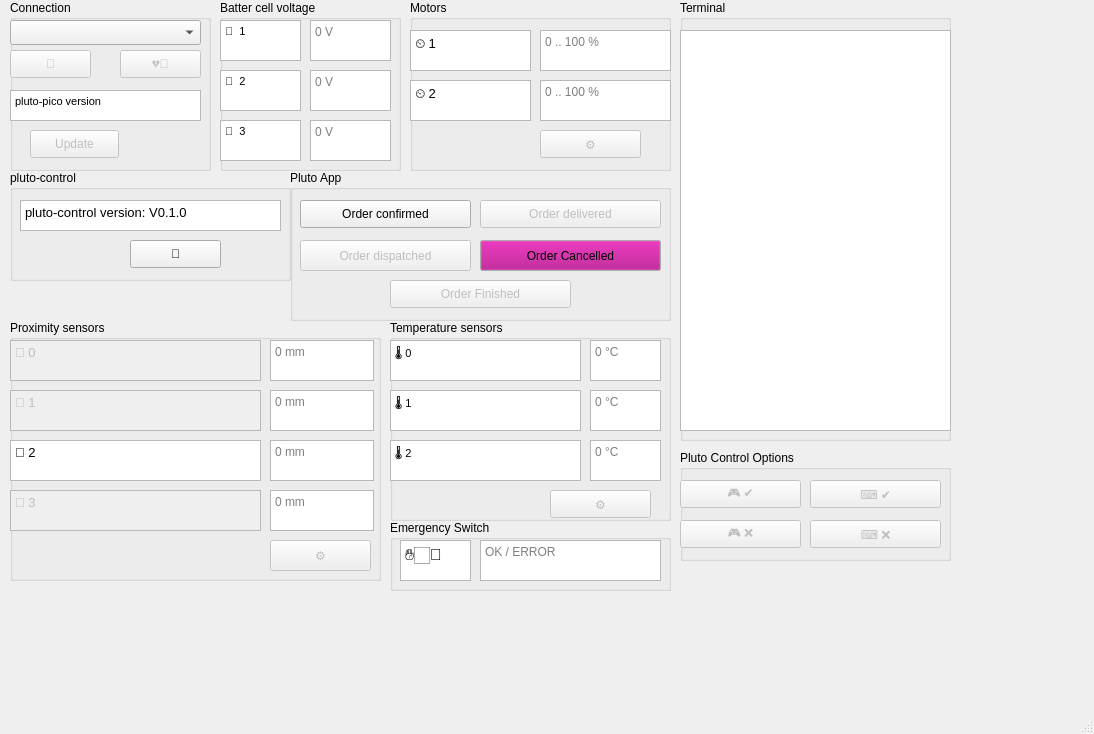
jruelli/pluto_control, file ui/pluto_control.ui: the form before one commit.
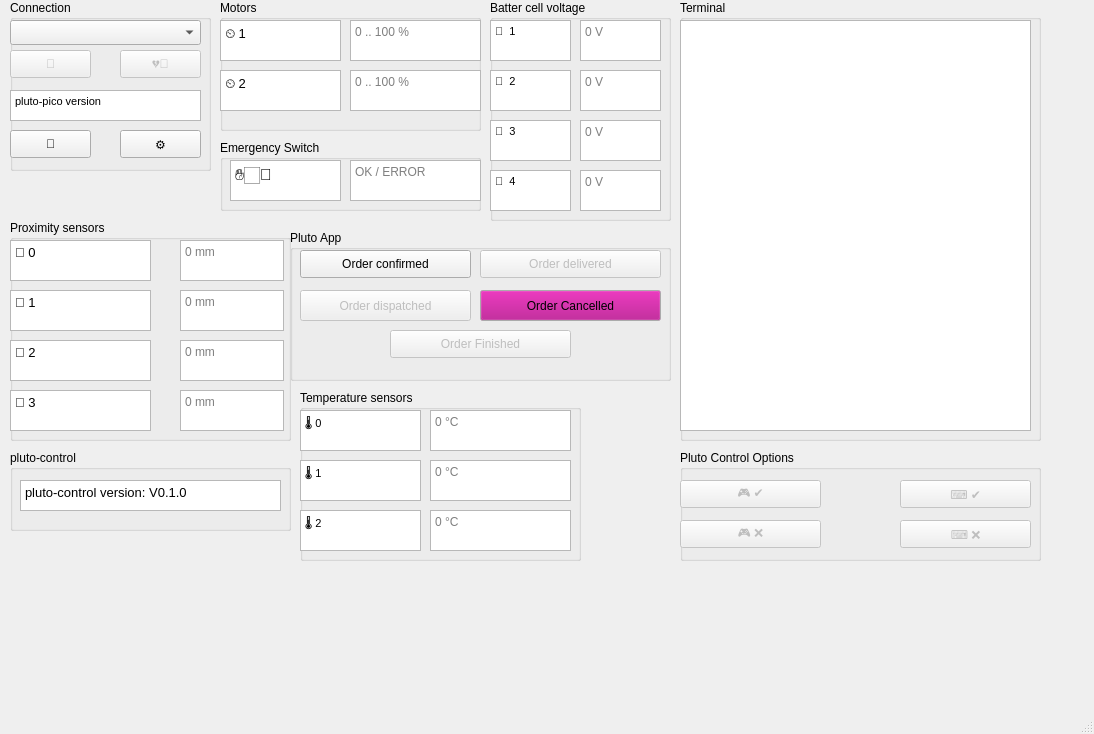
The form after the commit. Icons and pictures are not drawn.

Commit message: add configuration for sensors

Diff of the .ui file:
```diff
--- a/ui/pluto_control.ui
+++ b/ui/pluto_control.ui
@@ -34,9 +34,9 @@
     <property name="geometry">
      <rect>
       <x>10</x>
-      <y>170</y>
+      <y>450</y>
       <width>281</width>
-      <height>111</height>
+      <height>81</height>
      </rect>
     </property>
     <property name="title">
@@ -55,40 +55,21 @@
       <string>&lt;!DOCTYPE HTML PUBLIC &quot;-//W3C//DTD HTML 4.0//EN&quot; &quot;http://www.w3.org/TR/REC-html40/strict.dtd&quot;&gt;
 &lt;html&gt;&lt;head&gt;&lt;meta name=&quot;qrichtext&quot; content=&quot;1&quot; /&gt;&lt;style type=&quot;text/css&quot;&gt;
 p, li { white-space: pre-wrap; }
-&lt;/style&gt;&lt;/head&gt;&lt;body style=&quot; font-family:'MS Shell Dlg 2'; font-size:12pt; font-weight:400; font-style:normal;&quot;&gt;
+&lt;/style&gt;&lt;/head&gt;&lt;body style=&quot; font-family:'MS Shell Dlg 2'; font-size:8pt; font-weight:400; font-style:normal;&quot;&gt;
 &lt;p style=&quot; margin-top:0px; margin-bottom:0px; margin-left:0px; margin-right:0px; -qt-block-indent:0; text-indent:0px;&quot;&gt;&lt;span style=&quot; font-size:10pt;&quot;&gt;pluto-control version: V0.1.0&lt;/span&gt;&lt;/p&gt;&lt;/body&gt;&lt;/html&gt;</string>
      </property>
      <property name="placeholderText">
       <string/>
      </property>
     </widget>
-    <widget class="QPushButton" name="pB_SaveConfig">
-     <property name="enabled">
-      <bool>true</bool>
-     </property>
-     <property name="geometry">
-      <rect>
-       <x>120</x>
-       <y>70</y>
-       <width>91</width>
-       <height>28</height>
-      </rect>
-     </property>
-     <property name="text">
-      <string>💾</string>
-     </property>
-     <property name="checkable">
-      <bool>true</bool>
-     </property>
-    </widget>
    </widget>
    <widget class="QGroupBox" name="gB_TemperatureSensors">
     <property name="geometry">
      <rect>
-      <x>390</x>
-      <y>320</y>
+      <x>300</x>
+      <y>390</y>
       <width>281</width>
-      <height>201</height>
+      <height>171</height>
      </rect>
     </property>
     <property name="title">
@@ -100,9 +81,9 @@
      </property>
      <property name="geometry">
       <rect>
-       <x>200</x>
+       <x>130</x>
        <y>20</y>
-       <width>71</width>
+       <width>141</width>
        <height>41</height>
       </rect>
      </property>
@@ -110,8 +91,8 @@
       <string>&lt;!DOCTYPE HTML PUBLIC &quot;-//W3C//DTD HTML 4.0//EN&quot; &quot;http://www.w3.org/TR/REC-html40/strict.dtd&quot;&gt;
 &lt;html&gt;&lt;head&gt;&lt;meta name=&quot;qrichtext&quot; content=&quot;1&quot; /&gt;&lt;style type=&quot;text/css&quot;&gt;
 p, li { white-space: pre-wrap; }
-&lt;/style&gt;&lt;/head&gt;&lt;body style=&quot; font-family:'MS Shell Dlg 2'; font-size:12pt; font-weight:400; font-style:normal;&quot;&gt;
-&lt;p style=&quot;-qt-paragraph-type:empty; margin-top:0px; margin-bottom:0px; margin-left:0px; margin-right:0px; -qt-block-indent:0; text-indent:0px; font-size:8pt;&quot;&gt;&lt;br /&gt;&lt;/p&gt;&lt;/body&gt;&lt;/html&gt;</string>
+&lt;/style&gt;&lt;/head&gt;&lt;body style=&quot; font-family:'MS Shell Dlg 2'; font-size:8pt; font-weight:400; font-style:normal;&quot;&gt;
+&lt;p style=&quot;-qt-paragraph-type:empty; margin-top:0px; margin-bottom:0px; margin-left:0px; margin-right:0px; -qt-block-indent:0; text-indent:0px;&quot;&gt;&lt;br /&gt;&lt;/p&gt;&lt;/body&gt;&lt;/html&gt;</string>
      </property>
      <property name="placeholderText">
       <string>0 °C</string>
@@ -125,7 +106,7 @@
       <rect>
        <x>0</x>
        <y>70</y>
-       <width>191</width>
+       <width>121</width>
        <height>41</height>
       </rect>
      </property>
@@ -136,8 +117,8 @@
       <string>&lt;!DOCTYPE HTML PUBLIC &quot;-//W3C//DTD HTML 4.0//EN&quot; &quot;http://www.w3.org/TR/REC-html40/strict.dtd&quot;&gt;
 &lt;html&gt;&lt;head&gt;&lt;meta name=&quot;qrichtext&quot; content=&quot;1&quot; /&gt;&lt;style type=&quot;text/css&quot;&gt;
 p, li { white-space: pre-wrap; }
-&lt;/style&gt;&lt;/head&gt;&lt;body style=&quot; font-family:'MS Shell Dlg 2'; font-size:12pt; font-weight:400; font-style:normal;&quot;&gt;
-&lt;p style=&quot; margin-top:0px; margin-bottom:0px; margin-left:0px; margin-right:0px; -qt-block-indent:0; text-indent:0px;&quot;&gt;&lt;span style=&quot; font-size:8pt;&quot;&gt;🌡️ 1&lt;/span&gt;&lt;/p&gt;&lt;/body&gt;&lt;/html&gt;</string>
+&lt;/style&gt;&lt;/head&gt;&lt;body style=&quot; font-family:'MS Shell Dlg 2'; font-size:8pt; font-weight:400; font-style:normal;&quot;&gt;
+&lt;p style=&quot; margin-top:0px; margin-bottom:0px; margin-left:0px; margin-right:0px; -qt-block-indent:0; text-indent:0px;&quot;&gt;🌡️ 1&lt;/p&gt;&lt;/body&gt;&lt;/html&gt;</string>
      </property>
     </widget>
     <widget class="QTextEdit" name="tE_temp_sensor_1_temp">
@@ -146,9 +127,9 @@
      </property>
      <property name="geometry">
       <rect>
-       <x>200</x>
+       <x>130</x>
        <y>70</y>
-       <width>71</width>
+       <width>141</width>
        <height>41</height>
       </rect>
      </property>
@@ -156,8 +137,8 @@
       <string>&lt;!DOCTYPE HTML PUBLIC &quot;-//W3C//DTD HTML 4.0//EN&quot; &quot;http://www.w3.org/TR/REC-html40/strict.dtd&quot;&gt;
 &lt;html&gt;&lt;head&gt;&lt;meta name=&quot;qrichtext&quot; content=&quot;1&quot; /&gt;&lt;style type=&quot;text/css&quot;&gt;
 p, li { white-space: pre-wrap; }
-&lt;/style&gt;&lt;/head&gt;&lt;body style=&quot; font-family:'MS Shell Dlg 2'; font-size:12pt; font-weight:400; font-style:normal;&quot;&gt;
-&lt;p style=&quot;-qt-paragraph-type:empty; margin-top:0px; margin-bottom:0px; margin-left:0px; margin-right:0px; -qt-block-indent:0; text-indent:0px; font-size:8pt;&quot;&gt;&lt;br /&gt;&lt;/p&gt;&lt;/body&gt;&lt;/html&gt;</string>
+&lt;/style&gt;&lt;/head&gt;&lt;body style=&quot; font-family:'MS Shell Dlg 2'; font-size:8pt; font-weight:400; font-style:normal;&quot;&gt;
+&lt;p style=&quot;-qt-paragraph-type:empty; margin-top:0px; margin-bottom:0px; margin-left:0px; margin-right:0px; -qt-block-indent:0; text-indent:0px;&quot;&gt;&lt;br /&gt;&lt;/p&gt;&lt;/body&gt;&lt;/html&gt;</string>
      </property>
      <property name="placeholderText">
       <string>0 °C</string>
@@ -171,7 +152,7 @@
       <rect>
        <x>0</x>
        <y>120</y>
-       <width>191</width>
+       <width>121</width>
        <height>41</height>
       </rect>
      </property>
@@ -182,8 +163,8 @@
       <string>&lt;!DOCTYPE HTML PUBLIC &quot;-//W3C//DTD HTML 4.0//EN&quot; &quot;http://www.w3.org/TR/REC-html40/strict.dtd&quot;&gt;
 &lt;html&gt;&lt;head&gt;&lt;meta name=&quot;qrichtext&quot; content=&quot;1&quot; /&gt;&lt;style type=&quot;text/css&quot;&gt;
 p, li { white-space: pre-wrap; }
-&lt;/style&gt;&lt;/head&gt;&lt;body style=&quot; font-family:'MS Shell Dlg 2'; font-size:12pt; font-weight:400; font-style:normal;&quot;&gt;
-&lt;p style=&quot; margin-top:0px; margin-bottom:0px; margin-left:0px; margin-right:0px; -qt-block-indent:0; text-indent:0px;&quot;&gt;&lt;span style=&quot; font-size:8pt;&quot;&gt;🌡️ 2&lt;/span&gt;&lt;/p&gt;&lt;/body&gt;&lt;/html&gt;</string>
+&lt;/style&gt;&lt;/head&gt;&lt;body style=&quot; font-family:'MS Shell Dlg 2'; font-size:8pt; font-weight:400; font-style:normal;&quot;&gt;
+&lt;p style=&quot; margin-top:0px; margin-bottom:0px; margin-left:0px; margin-right:0px; -qt-block-indent:0; text-indent:0px;&quot;&gt;🌡️ 2&lt;/p&gt;&lt;/body&gt;&lt;/html&gt;</string>
      </property>
     </widget>
     <widget class="QTextEdit" name="tE_temp_sensor_2_temp">
@@ -192,9 +173,9 @@
      </property>
      <property name="geometry">
       <rect>
-       <x>200</x>
+       <x>130</x>
        <y>120</y>
-       <width>71</width>
+       <width>141</width>
        <height>41</height>
       </rect>
      </property>
@@ -202,29 +183,13 @@
       <string>&lt;!DOCTYPE HTML PUBLIC &quot;-//W3C//DTD HTML 4.0//EN&quot; &quot;http://www.w3.org/TR/REC-html40/strict.dtd&quot;&gt;
 &lt;html&gt;&lt;head&gt;&lt;meta name=&quot;qrichtext&quot; content=&quot;1&quot; /&gt;&lt;style type=&quot;text/css&quot;&gt;
 p, li { white-space: pre-wrap; }
-&lt;/style&gt;&lt;/head&gt;&lt;body style=&quot; font-family:'MS Shell Dlg 2'; font-size:12pt; font-weight:400; font-style:normal;&quot;&gt;
-&lt;p style=&quot;-qt-paragraph-type:empty; margin-top:0px; margin-bottom:0px; margin-left:0px; margin-right:0px; -qt-block-indent:0; text-indent:0px; font-size:8pt;&quot;&gt;&lt;br /&gt;&lt;/p&gt;&lt;/body&gt;&lt;/html&gt;</string>
+&lt;/style&gt;&lt;/head&gt;&lt;body style=&quot; font-family:'MS Shell Dlg 2'; font-size:8pt; font-weight:400; font-style:normal;&quot;&gt;
+&lt;p style=&quot;-qt-paragraph-type:empty; margin-top:0px; margin-bottom:0px; margin-left:0px; margin-right:0px; -qt-block-indent:0; text-indent:0px;&quot;&gt;&lt;br /&gt;&lt;/p&gt;&lt;/body&gt;&lt;/html&gt;</string>
      </property>
      <property name="placeholderText">
       <string>0 °C</string>
      </property>
     </widget>
-    <widget class="QPushButton" name="pB_TempSensorConfig">
-     <property name="enabled">
-      <bool>false</bool>
-     </property>
-     <property name="geometry">
-      <rect>
-       <x>160</x>
-       <y>170</y>
-       <width>101</width>
-       <height>28</height>
-      </rect>
-     </property>
-     <property name="text">
-      <string>⚙️</string>
-     </property>
-    </widget>
     <widget class="QTextEdit" name="tE_temp_sensor_0">
      <property name="enabled">
       <bool>true</bool>
@@ -233,7 +198,7 @@
       <rect>
        <x>0</x>
        <y>20</y>
-       <width>191</width>
+       <width>121</width>
        <height>41</height>
       </rect>
      </property>
@@ -244,8 +209,8 @@
       <string>&lt;!DOCTYPE HTML PUBLIC &quot;-//W3C//DTD HTML 4.0//EN&quot; &quot;http://www.w3.org/TR/REC-html40/strict.dtd&quot;&gt;
 &lt;html&gt;&lt;head&gt;&lt;meta name=&quot;qrichtext&quot; content=&quot;1&quot; /&gt;&lt;style type=&quot;text/css&quot;&gt;
 p, li { white-space: pre-wrap; }
-&lt;/style&gt;&lt;/head&gt;&lt;body style=&quot; font-family:'MS Shell Dlg 2'; font-size:12pt; font-weight:400; font-style:normal;&quot;&gt;
-&lt;p style=&quot; margin-top:0px; margin-bottom:0px; margin-left:0px; margin-right:0px; -qt-block-indent:0; text-indent:0px;&quot;&gt;&lt;span style=&quot; font-size:8pt;&quot;&gt;🌡️ 0&lt;/span&gt;&lt;/p&gt;&lt;/body&gt;&lt;/html&gt;</string>
+&lt;/style&gt;&lt;/head&gt;&lt;body style=&quot; font-family:'MS Shell Dlg 2'; font-size:8pt; font-weight:400; font-style:normal;&quot;&gt;
+&lt;p style=&quot; margin-top:0px; margin-bottom:0px; margin-left:0px; margin-right:0px; -qt-block-indent:0; text-indent:0px;&quot;&gt;🌡️ 0&lt;/p&gt;&lt;/body&gt;&lt;/html&gt;</string>
      </property>
     </widget>
    </widget>
@@ -254,7 +219,7 @@
      <rect>
       <x>680</x>
       <y>0</y>
-      <width>271</width>
+      <width>361</width>
       <height>441</height>
      </rect>
     </property>
@@ -265,9 +230,9 @@
      <property name="geometry">
       <rect>
        <x>0</x>
-       <y>30</y>
-       <width>271</width>
-       <height>401</height>
+       <y>20</y>
+       <width>351</width>
+       <height>411</height>
       </rect>
      </property>
      <property name="readOnly">
@@ -277,8 +242,8 @@
       <string>&lt;!DOCTYPE HTML PUBLIC &quot;-//W3C//DTD HTML 4.0//EN&quot; &quot;http://www.w3.org/TR/REC-html40/strict.dtd&quot;&gt;
 &lt;html&gt;&lt;head&gt;&lt;meta name=&quot;qrichtext&quot; content=&quot;1&quot; /&gt;&lt;style type=&quot;text/css&quot;&gt;
 p, li { white-space: pre-wrap; }
-&lt;/style&gt;&lt;/head&gt;&lt;body style=&quot; font-family:'MS Shell Dlg 2'; font-size:12pt; font-weight:400; font-style:normal;&quot;&gt;
-&lt;p style=&quot;-qt-paragraph-type:empty; margin-top:0px; margin-bottom:0px; margin-left:0px; margin-right:0px; -qt-block-indent:0; text-indent:0px; font-size:8pt;&quot;&gt;&lt;br /&gt;&lt;/p&gt;&lt;/body&gt;&lt;/html&gt;</string>
+&lt;/style&gt;&lt;/head&gt;&lt;body style=&quot; font-family:'MS Shell Dlg 2'; font-size:8pt; font-weight:400; font-style:normal;&quot;&gt;
+&lt;p style=&quot;-qt-paragraph-type:empty; margin-top:0px; margin-bottom:0px; margin-left:0px; margin-right:0px; -qt-block-indent:0; text-indent:0px;&quot;&gt;&lt;br /&gt;&lt;/p&gt;&lt;/body&gt;&lt;/html&gt;</string>
      </property>
      <property name="placeholderText">
       <string/>
@@ -373,20 +338,39 @@
       <bool>true</bool>
      </property>
     </widget>
-    <widget class="QPushButton" name="pB_Update">
+    <widget class="QPushButton" name="pB_Control_Config">
      <property name="enabled">
+      <bool>true</bool>
+     </property>
+     <property name="geometry">
+      <rect>
+       <x>110</x>
+       <y>130</y>
+       <width>81</width>
+       <height>28</height>
+      </rect>
+     </property>
+     <property name="text">
+      <string>⚙️</string>
+     </property>
+     <property name="checkable">
       <bool>false</bool>
      </property>
+    </widget>
+    <widget class="QPushButton" name="pB_SaveConfig">
+     <property name="enabled">
+      <bool>true</bool>
+     </property>
      <property name="geometry">
       <rect>
-       <x>20</x>
+       <x>0</x>
        <y>130</y>
-       <width>89</width>
+       <width>81</width>
        <height>28</height>
       </rect>
      </property>
      <property name="text">
-      <string>Update</string>
+      <string>💾</string>
      </property>
      <property name="checkable">
       <bool>true</bool>
@@ -396,10 +380,10 @@
    <widget class="QGroupBox" name="gB_Motors">
     <property name="geometry">
      <rect>
-      <x>410</x>
+      <x>220</x>
       <y>0</y>
       <width>261</width>
-      <height>171</height>
+      <height>131</height>
      </rect>
     </property>
     <property name="title">
@@ -412,7 +396,7 @@
      <property name="geometry">
       <rect>
        <x>0</x>
-       <y>30</y>
+       <y>20</y>
        <width>121</width>
        <height>41</height>
       </rect>
@@ -424,7 +408,7 @@
       <string>&lt;!DOCTYPE HTML PUBLIC &quot;-//W3C//DTD HTML 4.0//EN&quot; &quot;http://www.w3.org/TR/REC-html40/strict.dtd&quot;&gt;
 &lt;html&gt;&lt;head&gt;&lt;meta name=&quot;qrichtext&quot; content=&quot;1&quot; /&gt;&lt;style type=&quot;text/css&quot;&gt;
 p, li { white-space: pre-wrap; }
-&lt;/style&gt;&lt;/head&gt;&lt;body style=&quot; font-family:'MS Shell Dlg 2'; font-size:12pt; font-weight:400; font-style:normal;&quot;&gt;
+&lt;/style&gt;&lt;/head&gt;&lt;body style=&quot; font-family:'MS Shell Dlg 2'; font-size:8pt; font-weight:400; font-style:normal;&quot;&gt;
 &lt;p style=&quot; margin-top:0px; margin-bottom:0px; margin-left:0px; margin-right:0px; -qt-block-indent:0; text-indent:0px;&quot;&gt;&lt;span style=&quot; font-size:10pt;&quot;&gt;⏲️ 1&lt;/span&gt;&lt;/p&gt;&lt;/body&gt;&lt;/html&gt;</string>
      </property>
     </widget>
@@ -435,7 +419,7 @@
      <property name="geometry">
       <rect>
        <x>130</x>
-       <y>30</y>
+       <y>20</y>
        <width>131</width>
        <height>41</height>
       </rect>
@@ -444,8 +428,8 @@
       <string>&lt;!DOCTYPE HTML PUBLIC &quot;-//W3C//DTD HTML 4.0//EN&quot; &quot;http://www.w3.org/TR/REC-html40/strict.dtd&quot;&gt;
 &lt;html&gt;&lt;head&gt;&lt;meta name=&quot;qrichtext&quot; content=&quot;1&quot; /&gt;&lt;style type=&quot;text/css&quot;&gt;
 p, li { white-space: pre-wrap; }
-&lt;/style&gt;&lt;/head&gt;&lt;body style=&quot; font-family:'MS Shell Dlg 2'; font-size:12pt; font-weight:400; font-style:normal;&quot;&gt;
-&lt;p style=&quot;-qt-paragraph-type:empty; margin-top:0px; margin-bottom:0px; margin-left:0px; margin-right:0px; -qt-block-indent:0; text-indent:0px; font-size:8pt;&quot;&gt;&lt;br /&gt;&lt;/p&gt;&lt;/body&gt;&lt;/html&gt;</string>
+&lt;/style&gt;&lt;/head&gt;&lt;body style=&quot; font-family:'MS Shell Dlg 2'; font-size:8pt; font-weight:400; font-style:normal;&quot;&gt;
+&lt;p style=&quot;-qt-paragraph-type:empty; margin-top:0px; margin-bottom:0px; margin-left:0px; margin-right:0px; -qt-block-indent:0; text-indent:0px;&quot;&gt;&lt;br /&gt;&lt;/p&gt;&lt;/body&gt;&lt;/html&gt;</string>
      </property>
      <property name="placeholderText">
       <string>0 .. 100 %</string>
@@ -458,7 +442,7 @@
      <property name="geometry">
       <rect>
        <x>0</x>
-       <y>80</y>
+       <y>70</y>
        <width>121</width>
        <height>41</height>
       </rect>
@@ -470,7 +454,7 @@
       <string>&lt;!DOCTYPE HTML PUBLIC &quot;-//W3C//DTD HTML 4.0//EN&quot; &quot;http://www.w3.org/TR/REC-html40/strict.dtd&quot;&gt;
 &lt;html&gt;&lt;head&gt;&lt;meta name=&quot;qrichtext&quot; content=&quot;1&quot; /&gt;&lt;style type=&quot;text/css&quot;&gt;
 p, li { white-space: pre-wrap; }
-&lt;/style&gt;&lt;/head&gt;&lt;body style=&quot; font-family:'MS Shell Dlg 2'; font-size:12pt; font-weight:400; font-style:normal;&quot;&gt;
+&lt;/style&gt;&lt;/head&gt;&lt;body style=&quot; font-family:'MS Shell Dlg 2'; font-size:8pt; font-weight:400; font-style:normal;&quot;&gt;
 &lt;p style=&quot; margin-top:0px; margin-bottom:0px; margin-left:0px; margin-right:0px; -qt-block-indent:0; text-indent:0px;&quot;&gt;&lt;span style=&quot; font-size:10pt;&quot;&gt;⏲️ 2&lt;/span&gt;&lt;/p&gt;&lt;/body&gt;&lt;/html&gt;</string>
      </property>
     </widget>
@@ -481,7 +465,7 @@
      <property name="geometry">
       <rect>
        <x>130</x>
-       <y>80</y>
+       <y>70</y>
        <width>131</width>
        <height>41</height>
       </rect>
@@ -490,39 +474,20 @@
       <string>&lt;!DOCTYPE HTML PUBLIC &quot;-//W3C//DTD HTML 4.0//EN&quot; &quot;http://www.w3.org/TR/REC-html40/strict.dtd&quot;&gt;
 &lt;html&gt;&lt;head&gt;&lt;meta name=&quot;qrichtext&quot; content=&quot;1&quot; /&gt;&lt;style type=&quot;text/css&quot;&gt;
 p, li { white-space: pre-wrap; }
-&lt;/style&gt;&lt;/head&gt;&lt;body style=&quot; font-family:'MS Shell Dlg 2'; font-size:12pt; font-weight:400; font-style:normal;&quot;&gt;
-&lt;p style=&quot;-qt-paragraph-type:empty; margin-top:0px; margin-bottom:0px; margin-left:0px; margin-right:0px; -qt-block-indent:0; text-indent:0px; font-size:8pt;&quot;&gt;&lt;br /&gt;&lt;/p&gt;&lt;/body&gt;&lt;/html&gt;</string>
+&lt;/style&gt;&lt;/head&gt;&lt;body style=&quot; font-family:'MS Shell Dlg 2'; font-size:8pt; font-weight:400; font-style:normal;&quot;&gt;
+&lt;p style=&quot;-qt-paragraph-type:empty; margin-top:0px; margin-bottom:0px; margin-left:0px; margin-right:0px; -qt-block-indent:0; text-indent:0px;&quot;&gt;&lt;br /&gt;&lt;/p&gt;&lt;/body&gt;&lt;/html&gt;</string>
      </property>
      <property name="placeholderText">
       <string>0 .. 100 %</string>
      </property>
     </widget>
-    <widget class="QPushButton" name="pB_Control_Config">
-     <property name="enabled">
-      <bool>false</bool>
-     </property>
-     <property name="geometry">
-      <rect>
-       <x>130</x>
-       <y>130</y>
-       <width>101</width>
-       <height>28</height>
-      </rect>
-     </property>
-     <property name="text">
-      <string>⚙️</string>
-     </property>
-     <property name="checkable">
-      <bool>false</bool>
-     </property>
-    </widget>
    </widget>
    <widget class="QGroupBox" name="gB_EmergencySwitch">
     <property name="geometry">
      <rect>
-      <x>390</x>
-      <y>520</y>
-      <width>281</width>
+      <x>220</x>
+      <y>140</y>
+      <width>261</width>
       <height>71</height>
      </rect>
     </property>
@@ -537,7 +502,7 @@
       <rect>
        <x>10</x>
        <y>20</y>
-       <width>71</width>
+       <width>111</width>
        <height>41</height>
       </rect>
      </property>
@@ -548,8 +513,8 @@
       <string>&lt;!DOCTYPE HTML PUBLIC &quot;-//W3C//DTD HTML 4.0//EN&quot; &quot;http://www.w3.org/TR/REC-html40/strict.dtd&quot;&gt;
 &lt;html&gt;&lt;head&gt;&lt;meta name=&quot;qrichtext&quot; content=&quot;1&quot; /&gt;&lt;style type=&quot;text/css&quot;&gt;
 p, li { white-space: pre-wrap; }
-&lt;/style&gt;&lt;/head&gt;&lt;body style=&quot; font-family:'MS Shell Dlg 2'; font-size:12pt; font-weight:400; font-style:normal;&quot;&gt;
-&lt;p style=&quot; margin-top:0px; margin-bottom:0px; margin-left:0px; margin-right:0px; -qt-block-indent:0; text-indent:0px;&quot;&gt;✋🏻🍄&lt;/p&gt;&lt;/body&gt;&lt;/html&gt;</string>
+&lt;/style&gt;&lt;/head&gt;&lt;body style=&quot; font-family:'MS Shell Dlg 2'; font-size:8pt; font-weight:400; font-style:normal;&quot;&gt;
+&lt;p style=&quot; margin-top:0px; margin-bottom:0px; margin-left:0px; margin-right:0px; -qt-block-indent:0; text-indent:0px;&quot;&gt;&lt;span style=&quot; font-size:12pt;&quot;&gt;✋🏻🍄&lt;/span&gt;&lt;/p&gt;&lt;/body&gt;&lt;/html&gt;</string>
      </property>
     </widget>
     <widget class="QTextEdit" name="tE_status_info">
@@ -558,9 +523,9 @@
      </property>
      <property name="geometry">
       <rect>
-       <x>90</x>
+       <x>130</x>
        <y>20</y>
-       <width>181</width>
+       <width>131</width>
        <height>41</height>
       </rect>
      </property>
@@ -568,8 +533,8 @@
       <string>&lt;!DOCTYPE HTML PUBLIC &quot;-//W3C//DTD HTML 4.0//EN&quot; &quot;http://www.w3.org/TR/REC-html40/strict.dtd&quot;&gt;
 &lt;html&gt;&lt;head&gt;&lt;meta name=&quot;qrichtext&quot; content=&quot;1&quot; /&gt;&lt;style type=&quot;text/css&quot;&gt;
 p, li { white-space: pre-wrap; }
-&lt;/style&gt;&lt;/head&gt;&lt;body style=&quot; font-family:'MS Shell Dlg 2'; font-size:12pt; font-weight:400; font-style:normal;&quot;&gt;
-&lt;p style=&quot;-qt-paragraph-type:empty; margin-top:0px; margin-bottom:0px; margin-left:0px; margin-right:0px; -qt-block-indent:0; text-indent:0px; font-size:8pt;&quot;&gt;&lt;br /&gt;&lt;/p&gt;&lt;/body&gt;&lt;/html&gt;</string>
+&lt;/style&gt;&lt;/head&gt;&lt;body style=&quot; font-family:'MS Shell Dlg 2'; font-size:8pt; font-weight:400; font-style:normal;&quot;&gt;
+&lt;p style=&quot;-qt-paragraph-type:empty; margin-top:0px; margin-bottom:0px; margin-left:0px; margin-right:0px; -qt-block-indent:0; text-indent:0px;&quot;&gt;&lt;br /&gt;&lt;/p&gt;&lt;/body&gt;&lt;/html&gt;</string>
      </property>
      <property name="placeholderText">
       <string>OK / ERROR</string>
@@ -580,9 +545,9 @@
     <property name="geometry">
      <rect>
       <x>10</x>
-      <y>320</y>
-      <width>371</width>
-      <height>261</height>
+      <y>220</y>
+      <width>281</width>
+      <height>221</height>
      </rect>
     </property>
     <property name="title">
@@ -590,13 +555,13 @@
     </property>
     <widget class="QTextEdit" name="tE_prox_sensor_0">
      <property name="enabled">
-      <bool>false</bool>
+      <bool>true</bool>
      </property>
      <property name="geometry">
       <rect>
        <x>0</x>
        <y>20</y>
-       <width>251</width>
+       <width>141</width>
        <height>41</height>
       </rect>
      </property>
@@ -607,7 +572,7 @@
       <string>&lt;!DOCTYPE HTML PUBLIC &quot;-//W3C//DTD HTML 4.0//EN&quot; &quot;http://www.w3.org/TR/REC-html40/strict.dtd&quot;&gt;
 &lt;html&gt;&lt;head&gt;&lt;meta name=&quot;qrichtext&quot; content=&quot;1&quot; /&gt;&lt;style type=&quot;text/css&quot;&gt;
 p, li { white-space: pre-wrap; }
-&lt;/style&gt;&lt;/head&gt;&lt;body style=&quot; font-family:'MS Shell Dlg 2'; font-size:12pt; font-weight:400; font-style:normal;&quot;&gt;
+&lt;/style&gt;&lt;/head&gt;&lt;body style=&quot; font-family:'MS Shell Dlg 2'; font-size:8pt; font-weight:400; font-style:normal;&quot;&gt;
 &lt;p style=&quot; margin-top:0px; margin-bottom:0px; margin-left:0px; margin-right:0px; -qt-block-indent:0; text-indent:0px;&quot;&gt;&lt;span style=&quot; font-size:10pt;&quot;&gt;📏 0&lt;/span&gt;&lt;/p&gt;&lt;/body&gt;&lt;/html&gt;</string>
      </property>
     </widget>
@@ -617,7 +582,7 @@
      </property>
      <property name="geometry">
       <rect>
-       <x>260</x>
+       <x>170</x>
        <y>20</y>
        <width>104</width>
        <height>41</height>
@@ -630,8 +595,8 @@
       <string>&lt;!DOCTYPE HTML PUBLIC &quot;-//W3C//DTD HTML 4.0//EN&quot; &quot;http://www.w3.org/TR/REC-html40/strict.dtd&quot;&gt;
 &lt;html&gt;&lt;head&gt;&lt;meta name=&quot;qrichtext&quot; content=&quot;1&quot; /&gt;&lt;style type=&quot;text/css&quot;&gt;
 p, li { white-space: pre-wrap; }
-&lt;/style&gt;&lt;/head&gt;&lt;body style=&quot; font-family:'MS Shell Dlg 2'; font-size:12pt; font-weight:400; font-style:normal;&quot;&gt;
-&lt;p style=&quot;-qt-paragraph-type:empty; margin-top:0px; margin-bottom:0px; margin-left:0px; margin-right:0px; -qt-block-indent:0; text-indent:0px; font-size:8pt;&quot;&gt;&lt;br /&gt;&lt;/p&gt;&lt;/body&gt;&lt;/html&gt;</string>
+&lt;/style&gt;&lt;/head&gt;&lt;body style=&quot; font-family:'MS Shell Dlg 2'; font-size:8pt; font-weight:400; font-style:normal;&quot;&gt;
+&lt;p style=&quot;-qt-paragraph-type:empty; margin-top:0px; margin-bottom:0px; margin-left:0px; margin-right:0px; -qt-block-indent:0; text-indent:0px;&quot;&gt;&lt;br /&gt;&lt;/p&gt;&lt;/body&gt;&lt;/html&gt;</string>
      </property>
      <property name="placeholderText">
       <string>0 mm</string>
@@ -639,13 +604,13 @@
     </widget>
     <widget class="QTextEdit" name="tE_prox_sensor_1">
      <property name="enabled">
-      <bool>false</bool>
+      <bool>true</bool>
      </property>
      <property name="geometry">
       <rect>
        <x>0</x>
        <y>70</y>
-       <width>251</width>
+       <width>141</width>
        <height>41</height>
       </rect>
      </property>
@@ -656,7 +621,7 @@
       <string>&lt;!DOCTYPE HTML PUBLIC &quot;-//W3C//DTD HTML 4.0//EN&quot; &quot;http://www.w3.org/TR/REC-html40/strict.dtd&quot;&gt;
 &lt;html&gt;&lt;head&gt;&lt;meta name=&quot;qrichtext&quot; content=&quot;1&quot; /&gt;&lt;style type=&quot;text/css&quot;&gt;
 p, li { white-space: pre-wrap; }
-&lt;/style&gt;&lt;/head&gt;&lt;body style=&quot; font-family:'MS Shell Dlg 2'; font-size:12pt; font-weight:400; font-style:normal;&quot;&gt;
+&lt;/style&gt;&lt;/head&gt;&lt;body style=&quot; font-family:'MS Shell Dlg 2'; font-size:8pt; font-weight:400; font-style:normal;&quot;&gt;
 &lt;p style=&quot; margin-top:0px; margin-bottom:0px; margin-left:0px; margin-right:0px; -qt-block-indent:0; text-indent:0px;&quot;&gt;&lt;span style=&quot; font-size:10pt;&quot;&gt;📏 1&lt;/span&gt;&lt;/p&gt;&lt;/body&gt;&lt;/html&gt;</string>
      </property>
     </widget>
@@ -666,7 +631,7 @@
      </property>
      <property name="geometry">
       <rect>
-       <x>260</x>
+       <x>170</x>
        <y>70</y>
        <width>104</width>
        <height>41</height>
@@ -679,8 +644,8 @@
       <string>&lt;!DOCTYPE HTML PUBLIC &quot;-//W3C//DTD HTML 4.0//EN&quot; &quot;http://www.w3.org/TR/REC-html40/strict.dtd&quot;&gt;
 &lt;html&gt;&lt;head&gt;&lt;meta name=&quot;qrichtext&quot; content=&quot;1&quot; /&gt;&lt;style type=&quot;text/css&quot;&gt;
 p, li { white-space: pre-wrap; }
-&lt;/style&gt;&lt;/head&gt;&lt;body style=&quot; font-family:'MS Shell Dlg 2'; font-size:12pt; font-weight:400; font-style:normal;&quot;&gt;
-&lt;p style=&quot;-qt-paragraph-type:empty; margin-top:0px; margin-bottom:0px; margin-left:0px; margin-right:0px; -qt-block-indent:0; text-indent:0px; font-size:8pt;&quot;&gt;&lt;br /&gt;&lt;/p&gt;&lt;/body&gt;&lt;/html&gt;</string>
+&lt;/style&gt;&lt;/head&gt;&lt;body style=&quot; font-family:'MS Shell Dlg 2'; font-size:8pt; font-weight:400; font-style:normal;&quot;&gt;
+&lt;p style=&quot;-qt-paragraph-type:empty; margin-top:0px; margin-bottom:0px; margin-left:0px; margin-right:0px; -qt-block-indent:0; text-indent:0px;&quot;&gt;&lt;br /&gt;&lt;/p&gt;&lt;/body&gt;&lt;/html&gt;</string>
      </property>
      <property name="placeholderText">
       <string>0 mm</string>
@@ -694,7 +659,7 @@
       <rect>
        <x>0</x>
        <y>120</y>
-       <width>251</width>
+       <width>141</width>
        <height>41</height>
       </rect>
      </property>
@@ -705,7 +670,7 @@
       <string>&lt;!DOCTYPE HTML PUBLIC &quot;-//W3C//DTD HTML 4.0//EN&quot; &quot;http://www.w3.org/TR/REC-html40/strict.dtd&quot;&gt;
 &lt;html&gt;&lt;head&gt;&lt;meta name=&quot;qrichtext&quot; content=&quot;1&quot; /&gt;&lt;style type=&quot;text/css&quot;&gt;
 p, li { white-space: pre-wrap; }
-&lt;/style&gt;&lt;/head&gt;&lt;body style=&quot; font-family:'MS Shell Dlg 2'; font-size:12pt; font-weight:400; font-style:normal;&quot;&gt;
+&lt;/style&gt;&lt;/head&gt;&lt;body style=&quot; font-family:'MS Shell Dlg 2'; font-size:8pt; font-weight:400; font-style:normal;&quot;&gt;
 &lt;p style=&quot; margin-top:0px; margin-bottom:0px; margin-left:0px; margin-right:0px; -qt-block-indent:0; text-indent:0px;&quot;&gt;&lt;span style=&quot; font-size:10pt;&quot;&gt;📏 2&lt;/span&gt;&lt;/p&gt;&lt;/body&gt;&lt;/html&gt;</string>
      </property>
     </widget>
@@ -715,7 +680,7 @@
      </property>
      <property name="geometry">
       <rect>
-       <x>260</x>
+       <x>170</x>
        <y>120</y>
        <width>104</width>
        <height>41</height>
@@ -728,8 +693,8 @@
       <string>&lt;!DOCTYPE HTML PUBLIC &quot;-//W3C//DTD HTML 4.0//EN&quot; &quot;http://www.w3.org/TR/REC-html40/strict.dtd&quot;&gt;
 &lt;html&gt;&lt;head&gt;&lt;meta name=&quot;qrichtext&quot; content=&quot;1&quot; /&gt;&lt;style type=&quot;text/css&quot;&gt;
 p, li { white-space: pre-wrap; }
-&lt;/style&gt;&lt;/head&gt;&lt;body style=&quot; font-family:'MS Shell Dlg 2'; font-size:12pt; font-weight:400; font-style:normal;&quot;&gt;
-&lt;p style=&quot;-qt-paragraph-type:empty; margin-top:0px; margin-bottom:0px; margin-left:0px; margin-right:0px; -qt-block-indent:0; text-indent:0px; font-size:8pt;&quot;&gt;&lt;br /&gt;&lt;/p&gt;&lt;/body&gt;&lt;/html&gt;</string>
+&lt;/style&gt;&lt;/head&gt;&lt;body style=&quot; font-family:'MS Shell Dlg 2'; font-size:8pt; font-weight:400; font-style:normal;&quot;&gt;
+&lt;p style=&quot;-qt-paragraph-type:empty; margin-top:0px; margin-bottom:0px; margin-left:0px; margin-right:0px; -qt-block-indent:0; text-indent:0px;&quot;&gt;&lt;br /&gt;&lt;/p&gt;&lt;/body&gt;&lt;/html&gt;</string>
      </property>
      <property name="placeholderText">
       <string>0 mm</string>
@@ -737,13 +702,13 @@
     </widget>
     <widget class="QTextEdit" name="tE_prox_sensor_3">
      <property name="enabled">
-      <bool>false</bool>
+      <bool>true</bool>
      </property>
      <property name="geometry">
       <rect>
        <x>0</x>
        <y>170</y>
-       <width>251</width>
+       <width>141</width>
        <height>41</height>
       </rect>
      </property>
@@ -754,7 +719,7 @@
       <string>&lt;!DOCTYPE HTML PUBLIC &quot;-//W3C//DTD HTML 4.0//EN&quot; &quot;http://www.w3.org/TR/REC-html40/strict.dtd&quot;&gt;
 &lt;html&gt;&lt;head&gt;&lt;meta name=&quot;qrichtext&quot; content=&quot;1&quot; /&gt;&lt;style type=&quot;text/css&quot;&gt;
 p, li { white-space: pre-wrap; }
-&lt;/style&gt;&lt;/head&gt;&lt;body style=&quot; font-family:'MS Shell Dlg 2'; font-size:12pt; font-weight:400; font-style:normal;&quot;&gt;
+&lt;/style&gt;&lt;/head&gt;&lt;body style=&quot; font-family:'MS Shell Dlg 2'; font-size:8pt; font-weight:400; font-style:normal;&quot;&gt;
 &lt;p style=&quot; margin-top:0px; margin-bottom:0px; margin-left:0px; margin-right:0px; -qt-block-indent:0; text-indent:0px;&quot;&gt;&lt;span style=&quot; font-size:10pt;&quot;&gt;📏 3&lt;/span&gt;&lt;/p&gt;&lt;/body&gt;&lt;/html&gt;</string>
      </property>
     </widget>
@@ -764,7 +729,7 @@
      </property>
      <property name="geometry">
       <rect>
-       <x>260</x>
+       <x>170</x>
        <y>170</y>
        <width>104</width>
        <height>41</height>
@@ -777,36 +742,20 @@
       <string>&lt;!DOCTYPE HTML PUBLIC &quot;-//W3C//DTD HTML 4.0//EN&quot; &quot;http://www.w3.org/TR/REC-html40/strict.dtd&quot;&gt;
 &lt;html&gt;&lt;head&gt;&lt;meta name=&quot;qrichtext&quot; content=&quot;1&quot; /&gt;&lt;style type=&quot;text/css&quot;&gt;
 p, li { white-space: pre-wrap; }
-&lt;/style&gt;&lt;/head&gt;&lt;body style=&quot; font-family:'MS Shell Dlg 2'; font-size:12pt; font-weight:400; font-style:normal;&quot;&gt;
-&lt;p style=&quot;-qt-paragraph-type:empty; margin-top:0px; margin-bottom:0px; margin-left:0px; margin-right:0px; -qt-block-indent:0; text-indent:0px; font-size:8pt;&quot;&gt;&lt;br /&gt;&lt;/p&gt;&lt;/body&gt;&lt;/html&gt;</string>
+&lt;/style&gt;&lt;/head&gt;&lt;body style=&quot; font-family:'MS Shell Dlg 2'; font-size:8pt; font-weight:400; font-style:normal;&quot;&gt;
+&lt;p style=&quot;-qt-paragraph-type:empty; margin-top:0px; margin-bottom:0px; margin-left:0px; margin-right:0px; -qt-block-indent:0; text-indent:0px;&quot;&gt;&lt;br /&gt;&lt;/p&gt;&lt;/body&gt;&lt;/html&gt;</string>
      </property>
      <property name="placeholderText">
       <string>0 mm</string>
      </property>
     </widget>
-    <widget class="QPushButton" name="pB_ProxySensorConfig">
-     <property name="enabled">
-      <bool>false</bool>
-     </property>
-     <property name="geometry">
-      <rect>
-       <x>260</x>
-       <y>220</y>
-       <width>101</width>
-       <height>31</height>
-      </rect>
-     </property>
-     <property name="text">
-      <string>⚙️</string>
-     </property>
-    </widget>
    </widget>
    <widget class="QGroupBox" name="gB_plutoControlOptions">
     <property name="geometry">
      <rect>
       <x>680</x>
       <y>450</y>
-      <width>271</width>
+      <width>361</width>
       <height>111</height>
      </rect>
     </property>
@@ -819,7 +768,7 @@
      </property>
      <property name="geometry">
       <rect>
-       <x>130</x>
+       <x>220</x>
        <y>70</y>
        <width>131</width>
        <height>28</height>
@@ -840,7 +789,7 @@
       <rect>
        <x>0</x>
        <y>30</y>
-       <width>121</width>
+       <width>141</width>
        <height>28</height>
       </rect>
      </property>
@@ -857,7 +806,7 @@
      </property>
      <property name="geometry">
       <rect>
-       <x>130</x>
+       <x>220</x>
        <y>30</y>
        <width>131</width>
        <height>28</height>
@@ -878,7 +827,7 @@
       <rect>
        <x>0</x>
        <y>70</y>
-       <width>121</width>
+       <width>141</width>
        <height>28</height>
       </rect>
      </property>
@@ -893,10 +842,10 @@
    <widget class="QGroupBox" name="groupBox_28">
     <property name="geometry">
      <rect>
-      <x>220</x>
+      <x>490</x>
       <y>0</y>
       <width>181</width>
-      <height>171</height>
+      <height>221</height>
      </rect>
     </property>
     <property name="title">
@@ -921,8 +870,8 @@
       <string>&lt;!DOCTYPE HTML PUBLIC &quot;-//W3C//DTD HTML 4.0//EN&quot; &quot;http://www.w3.org/TR/REC-html40/strict.dtd&quot;&gt;
 &lt;html&gt;&lt;head&gt;&lt;meta name=&quot;qrichtext&quot; content=&quot;1&quot; /&gt;&lt;style type=&quot;text/css&quot;&gt;
 p, li { white-space: pre-wrap; }
-&lt;/style&gt;&lt;/head&gt;&lt;body style=&quot; font-family:'MS Shell Dlg 2'; font-size:12pt; font-weight:400; font-style:normal;&quot;&gt;
-&lt;p style=&quot; margin-top:0px; margin-bottom:0px; margin-left:0px; margin-right:0px; -qt-block-indent:0; text-indent:0px;&quot;&gt;&lt;span style=&quot; font-size:8pt;&quot;&gt;🔋  1&lt;/span&gt;&lt;/p&gt;&lt;/body&gt;&lt;/html&gt;</string>
+&lt;/style&gt;&lt;/head&gt;&lt;body style=&quot; font-family:'MS Shell Dlg 2'; font-size:8pt; font-weight:400; font-style:normal;&quot;&gt;
+&lt;p style=&quot; margin-top:0px; margin-bottom:0px; margin-left:0px; margin-right:0px; -qt-block-indent:0; text-indent:0px;&quot;&gt;🔋  1&lt;/p&gt;&lt;/body&gt;&lt;/html&gt;</string>
      </property>
     </widget>
     <widget class="QTextEdit" name="tE_cell_1_voltage">
@@ -941,8 +890,8 @@
       <string>&lt;!DOCTYPE HTML PUBLIC &quot;-//W3C//DTD HTML 4.0//EN&quot; &quot;http://www.w3.org/TR/REC-html40/strict.dtd&quot;&gt;
 &lt;html&gt;&lt;head&gt;&lt;meta name=&quot;qrichtext&quot; content=&quot;1&quot; /&gt;&lt;style type=&quot;text/css&quot;&gt;
 p, li { white-space: pre-wrap; }
-&lt;/style&gt;&lt;/head&gt;&lt;body style=&quot; font-family:'MS Shell Dlg 2'; font-size:12pt; font-weight:400; font-style:normal;&quot;&gt;
-&lt;p align=&quot;center&quot; style=&quot;-qt-paragraph-type:empty; margin-top:0px; margin-bottom:0px; margin-left:0px; margin-right:0px; -qt-block-indent:0; text-indent:0px; font-size:8pt;&quot;&gt;&lt;br /&gt;&lt;/p&gt;&lt;/body&gt;&lt;/html&gt;</string>
+&lt;/style&gt;&lt;/head&gt;&lt;body style=&quot; font-family:'MS Shell Dlg 2'; font-size:8pt; font-weight:400; font-style:normal;&quot;&gt;
+&lt;p align=&quot;center&quot; style=&quot;-qt-paragraph-type:empty; margin-top:0px; margin-bottom:0px; margin-left:0px; margin-right:0px; -qt-block-indent:0; text-indent:0px;&quot;&gt;&lt;br /&gt;&lt;/p&gt;&lt;/body&gt;&lt;/html&gt;</string>
      </property>
      <property name="placeholderText">
       <string>0 V</string>
@@ -964,8 +913,8 @@
       <string>&lt;!DOCTYPE HTML PUBLIC &quot;-//W3C//DTD HTML 4.0//EN&quot; &quot;http://www.w3.org/TR/REC-html40/strict.dtd&quot;&gt;
 &lt;html&gt;&lt;head&gt;&lt;meta name=&quot;qrichtext&quot; content=&quot;1&quot; /&gt;&lt;style type=&quot;text/css&quot;&gt;
 p, li { white-space: pre-wrap; }
-&lt;/style&gt;&lt;/head&gt;&lt;body style=&quot; font-family:'MS Shell Dlg 2'; font-size:12pt; font-weight:400; font-style:normal;&quot;&gt;
-&lt;p align=&quot;center&quot; style=&quot;-qt-paragraph-type:empty; margin-top:0px; margin-bottom:0px; margin-left:0px; margin-right:0px; -qt-block-indent:0; text-indent:0px; font-size:8pt;&quot;&gt;&lt;br /&gt;&lt;/p&gt;&lt;/body&gt;&lt;/html&gt;</string>
+&lt;/style&gt;&lt;/head&gt;&lt;body style=&quot; font-family:'MS Shell Dlg 2'; font-size:8pt; font-weight:400; font-style:normal;&quot;&gt;
+&lt;p align=&quot;center&quot; style=&quot;-qt-paragraph-type:empty; margin-top:0px; margin-bottom:0px; margin-left:0px; margin-right:0px; -qt-block-indent:0; text-indent:0px;&quot;&gt;&lt;br /&gt;&lt;/p&gt;&lt;/body&gt;&lt;/html&gt;</string>
      </property>
      <property name="placeholderText">
       <string>0 V</string>
@@ -990,8 +939,8 @@
       <string>&lt;!DOCTYPE HTML PUBLIC &quot;-//W3C//DTD HTML 4.0//EN&quot; &quot;http://www.w3.org/TR/REC-html40/strict.dtd&quot;&gt;
 &lt;html&gt;&lt;head&gt;&lt;meta name=&quot;qrichtext&quot; content=&quot;1&quot; /&gt;&lt;style type=&quot;text/css&quot;&gt;
 p, li { white-space: pre-wrap; }
-&lt;/style&gt;&lt;/head&gt;&lt;body style=&quot; font-family:'MS Shell Dlg 2'; font-size:12pt; font-weight:400; font-style:normal;&quot;&gt;
-&lt;p style=&quot; margin-top:0px; margin-bottom:0px; margin-left:0px; margin-right:0px; -qt-block-indent:0; text-indent:0px;&quot;&gt;&lt;span style=&quot; font-size:8pt;&quot;&gt;🔋  2&lt;/span&gt;&lt;/p&gt;&lt;/body&gt;&lt;/html&gt;</string>
+&lt;/style&gt;&lt;/head&gt;&lt;body style=&quot; font-family:'MS Shell Dlg 2'; font-size:8pt; font-weight:400; font-style:normal;&quot;&gt;
+&lt;p style=&quot; margin-top:0px; margin-bottom:0px; margin-left:0px; margin-right:0px; -qt-block-indent:0; text-indent:0px;&quot;&gt;🔋  2&lt;/p&gt;&lt;/body&gt;&lt;/html&gt;</string>
      </property>
     </widget>
     <widget class="QTextEdit" name="tE_cell_3_voltage">
@@ -1010,8 +959,8 @@
       <string>&lt;!DOCTYPE HTML PUBLIC &quot;-//W3C//DTD HTML 4.0//EN&quot; &quot;http://www.w3.org/TR/REC-html40/strict.dtd&quot;&gt;
 &lt;html&gt;&lt;head&gt;&lt;meta name=&quot;qrichtext&quot; content=&quot;1&quot; /&gt;&lt;style type=&quot;text/css&quot;&gt;
 p, li { white-space: pre-wrap; }
-&lt;/style&gt;&lt;/head&gt;&lt;body style=&quot; font-family:'MS Shell Dlg 2'; font-size:12pt; font-weight:400; font-style:normal;&quot;&gt;
-&lt;p style=&quot;-qt-paragraph-type:empty; margin-top:0px; margin-bottom:0px; margin-left:0px; margin-right:0px; -qt-block-indent:0; text-indent:0px; font-size:8pt;&quot;&gt;&lt;br /&gt;&lt;/p&gt;&lt;/body&gt;&lt;/html&gt;</string>
+&lt;/style&gt;&lt;/head&gt;&lt;body style=&quot; font-family:'MS Shell Dlg 2'; font-size:8pt; font-weight:400; font-style:normal;&quot;&gt;
+&lt;p style=&quot;-qt-paragraph-type:empty; margin-top:0px; margin-bottom:0px; margin-left:0px; margin-right:0px; -qt-block-indent:0; text-indent:0px;&quot;&gt;&lt;br /&gt;&lt;/p&gt;&lt;/body&gt;&lt;/html&gt;</string>
      </property>
      <property name="placeholderText">
       <string>0 V</string>
@@ -1036,8 +985,54 @@
       <string>&lt;!DOCTYPE HTML PUBLIC &quot;-//W3C//DTD HTML 4.0//EN&quot; &quot;http://www.w3.org/TR/REC-html40/strict.dtd&quot;&gt;
 &lt;html&gt;&lt;head&gt;&lt;meta name=&quot;qrichtext&quot; content=&quot;1&quot; /&gt;&lt;style type=&quot;text/css&quot;&gt;
 p, li { white-space: pre-wrap; }
-&lt;/style&gt;&lt;/head&gt;&lt;body style=&quot; font-family:'MS Shell Dlg 2'; font-size:12pt; font-weight:400; font-style:normal;&quot;&gt;
-&lt;p style=&quot; margin-top:0px; margin-bottom:0px; margin-left:0px; margin-right:0px; -qt-block-indent:0; text-indent:0px;&quot;&gt;&lt;span style=&quot; font-size:8pt;&quot;&gt;🔋  3&lt;/span&gt;&lt;/p&gt;&lt;/body&gt;&lt;/html&gt;</string>
+&lt;/style&gt;&lt;/head&gt;&lt;body style=&quot; font-family:'MS Shell Dlg 2'; font-size:8pt; font-weight:400; font-style:normal;&quot;&gt;
+&lt;p style=&quot; margin-top:0px; margin-bottom:0px; margin-left:0px; margin-right:0px; -qt-block-indent:0; text-indent:0px;&quot;&gt;🔋  3&lt;/p&gt;&lt;/body&gt;&lt;/html&gt;</string>
+     </property>
+    </widget>
+    <widget class="QTextEdit" name="tE_cell_4">
+     <property name="enabled">
+      <bool>true</bool>
+     </property>
+     <property name="geometry">
+      <rect>
+       <x>0</x>
+       <y>170</y>
+       <width>81</width>
+       <height>41</height>
+      </rect>
+     </property>
+     <property name="readOnly">
+      <bool>true</bool>
+     </property>
+     <property name="html">
+      <string>&lt;!DOCTYPE HTML PUBLIC &quot;-//W3C//DTD HTML 4.0//EN&quot; &quot;http://www.w3.org/TR/REC-html40/strict.dtd&quot;&gt;
+&lt;html&gt;&lt;head&gt;&lt;meta name=&quot;qrichtext&quot; content=&quot;1&quot; /&gt;&lt;style type=&quot;text/css&quot;&gt;
+p, li { white-space: pre-wrap; }
+&lt;/style&gt;&lt;/head&gt;&lt;body style=&quot; font-family:'MS Shell Dlg 2'; font-size:8pt; font-weight:400; font-style:normal;&quot;&gt;
+&lt;p style=&quot; margin-top:0px; margin-bottom:0px; margin-left:0px; margin-right:0px; -qt-block-indent:0; text-indent:0px;&quot;&gt;🔋  4&lt;/p&gt;&lt;/body&gt;&lt;/html&gt;</string>
+     </property>
+    </widget>
+    <widget class="QTextEdit" name="tE_cell_4_voltage">
+     <property name="enabled">
+      <bool>true</bool>
+     </property>
+     <property name="geometry">
+      <rect>
+       <x>90</x>
+       <y>170</y>
+       <width>81</width>
+       <height>41</height>
+      </rect>
+     </property>
+     <property name="html">
+      <string>&lt;!DOCTYPE HTML PUBLIC &quot;-//W3C//DTD HTML 4.0//EN&quot; &quot;http://www.w3.org/TR/REC-html40/strict.dtd&quot;&gt;
+&lt;html&gt;&lt;head&gt;&lt;meta name=&quot;qrichtext&quot; content=&quot;1&quot; /&gt;&lt;style type=&quot;text/css&quot;&gt;
+p, li { white-space: pre-wrap; }
+&lt;/style&gt;&lt;/head&gt;&lt;body style=&quot; font-family:'MS Shell Dlg 2'; font-size:8pt; font-weight:400; font-style:normal;&quot;&gt;
+&lt;p style=&quot;-qt-paragraph-type:empty; margin-top:0px; margin-bottom:0px; margin-left:0px; margin-right:0px; -qt-block-indent:0; text-indent:0px;&quot;&gt;&lt;br /&gt;&lt;/p&gt;&lt;/body&gt;&lt;/html&gt;</string>
+     </property>
+     <property name="placeholderText">
+      <string>0 V</string>
      </property>
     </widget>
    </widget>
@@ -1045,7 +1040,7 @@
     <property name="geometry">
      <rect>
       <x>290</x>
-      <y>170</y>
+      <y>230</y>
       <width>381</width>
       <height>151</height>
      </rect>
@@ -1060,7 +1055,7 @@
      <property name="geometry">
       <rect>
        <x>100</x>
-       <y>110</y>
+       <y>100</y>
        <width>181</width>
        <height>28</height>
       </rect>
@@ -1079,7 +1074,7 @@
      <property name="geometry">
       <rect>
        <x>10</x>
-       <y>30</y>
+       <y>20</y>
        <width>171</width>
        <height>28</height>
       </rect>
@@ -1098,7 +1093,7 @@
      <property name="geometry">
       <rect>
        <x>190</x>
-       <y>70</y>
+       <y>60</y>
        <width>181</width>
        <height>31</height>
       </rect>
@@ -1154,7 +1149,7 @@
      <property name="geometry">
       <rect>
        <x>190</x>
-       <y>30</y>
+       <y>20</y>
        <width>181</width>
        <height>28</height>
       </rect>
@@ -1173,7 +1168,7 @@
      <property name="geometry">
       <rect>
        <x>10</x>
-       <y>70</y>
+       <y>60</y>
        <width>171</width>
        <height>31</height>
       </rect>
```
Left out of the diff: 2 changed lines with no effect on the pictures. The commit also changes 3 other files.
